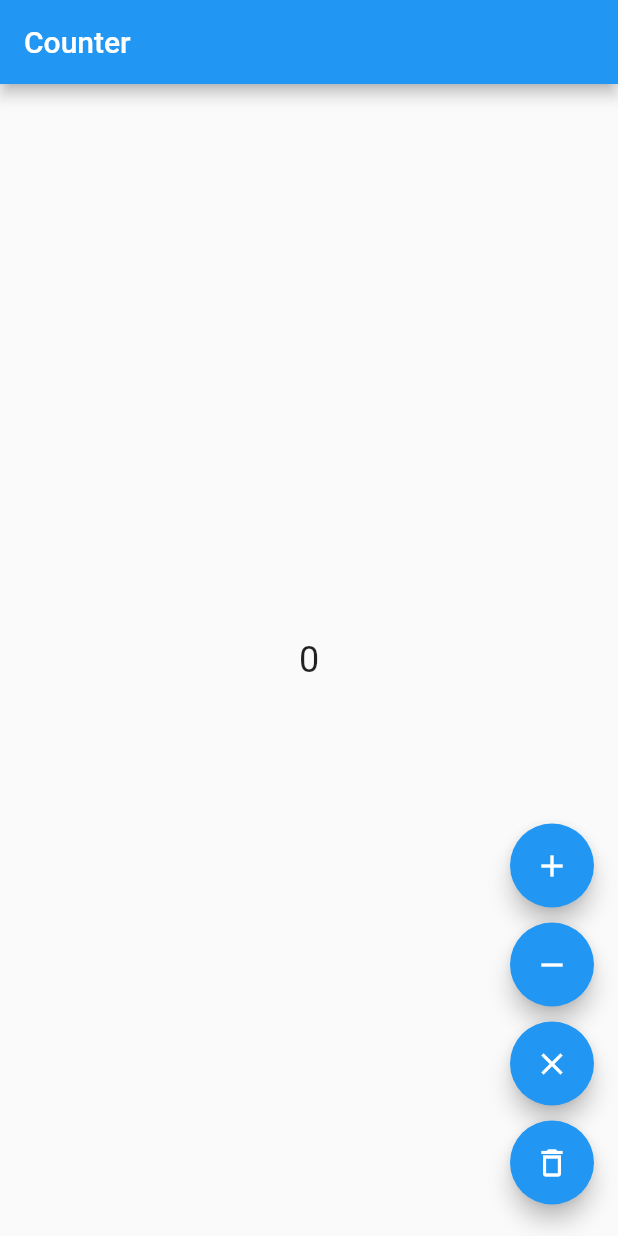
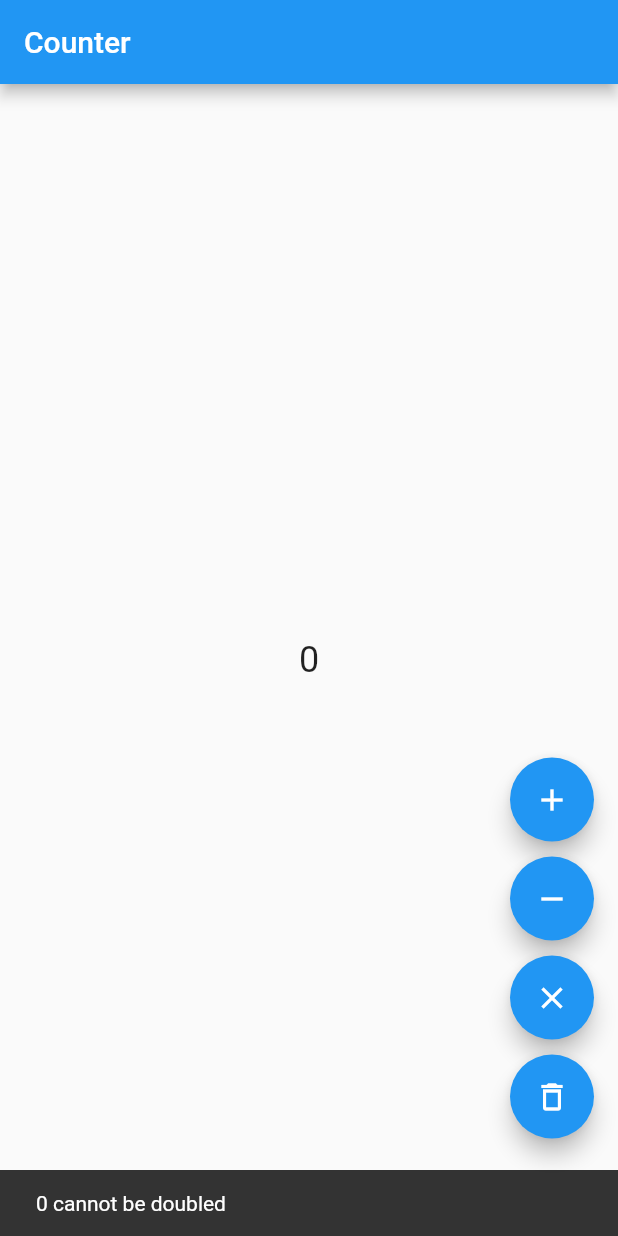
Before and after one commit to xorsense/bloc_counter_example, a Flutter app: the screen it shows after launch, after a tap on the "add" icon, after a tap on the "remove" icon, after a tap on the "clear" icon, on a phone screen of 412 x 824 dp. Run offline on Flutter 3.47's test engine with Material 2 defaults, Android fonts, the phone set to English and light mode, and no system bars; our stand-ins replace flutter_bloc.

Commit message:
show snackbar error double 0 & clear 0

```diff
--- a/lib/counter_page.dart
+++ b/lib/counter_page.dart
@@ -10,16 +10,30 @@ class CounterPage extends StatelessWidget {
   Widget build(BuildContext context) {
     return Scaffold(
       appBar: AppBar(title: const Text('Counter')),
-      body: BlocBuilder<CounterBloc, CounterState>(
+      body: BlocListener<CounterBloc, CounterState>(
+        listener: ((context, counterState) {
+          var snackBar = ScaffoldMessenger.of(context);
+          bool badState = (counterState.event is CounterMultiplierPressed &&
+              counterState.count == 0);
+          bool badClear = (counterState.event is CounterClearPressed &&
+              counterState.count == 0);
+          if (badState) {
+            snackBar.showSnackBar(
+              const SnackBar(
+                content: Text('0 cannot be doubled'),
+              ),
+            );
+          }
+          if (badClear) {
+            snackBar.showSnackBar(
+              const SnackBar(
+                content: Text('Field is already clear'),
+              ),
+            );
+          }
+        }),
+        child: BlocBuilder<CounterBloc, CounterState>(
           builder: (context, counterState) {
-          // TODO: Make snackbar work
-          // var snackBar = ScaffoldMessenger.of(context);
-          // bool badState = (counterState.event is CounterMultiplierPressed &&
-          //     counterState.count == 0);
-          // if (badState) {
-          //   snackBar.showSnackBar(
-          //       const SnackBar(content: Text('0 cannot be doubled')));
-          // }
             return Center(
               child: Text(
                 '${counterState.count}',
@@ -27,6 +41,7 @@ class CounterPage extends StatelessWidget {
               ),
             );
           },
+        ),
       ),
       floatingActionButton: Column(
         crossAxisAlignment: CrossAxisAlignment.end,
```
Lines whose indentation alone changed are shown as unchanged.
